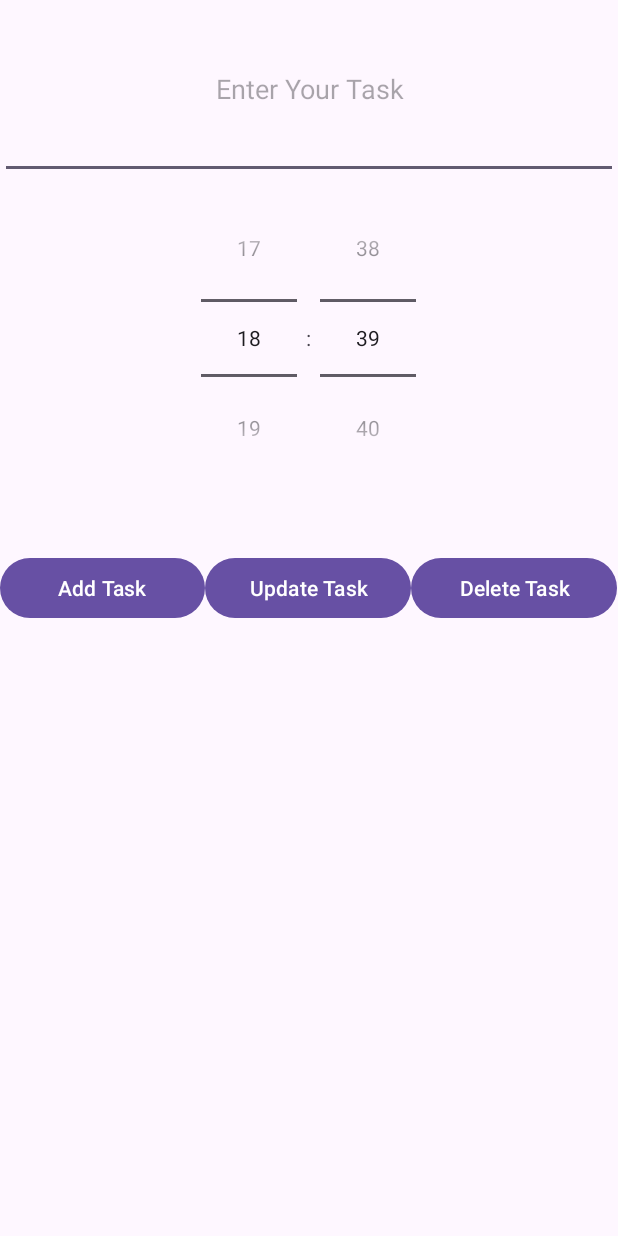
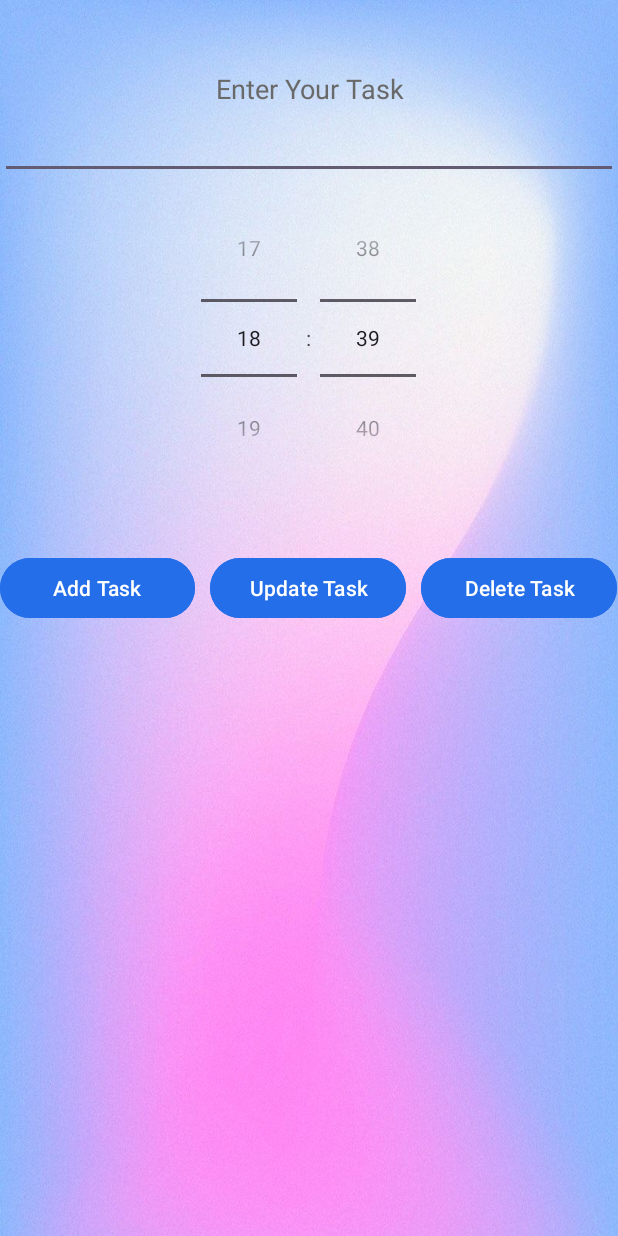
Before and after one commit to bypatil/TaskTrackr, an Android app: the MainActivity screen opened directly, with no data from a screen before it, on a phone screen of 412 x 824 dp. Run offline under Robolectric (Android 15) with nearby library versions, the light colour scheme and no system bars; our stand-ins replace Room's generated code.

Commit message:
TaskTrackr

```diff
--- a/app/src/main/res/layout/activity_main.xml
+++ b/app/src/main/res/layout/activity_main.xml
@@ -6,6 +6,7 @@
     android:orientation="vertical"
     android:layout_width="match_parent"
     android:layout_height="match_parent"
+    android:background="@drawable/bg1"
     tools:context=".MainActivity">
 
 
@@ -15,7 +16,8 @@
         android:layout_height="wrap_content"
         android:layout_weight="0.2"
         android:gravity="center"
-        android:hint="Enter Your Task"/>
+        android:hint="Enter Your Task"
+        android:textColorHint="@color/dimGray"/>
 
     <TimePicker
         android:id="@+id/time"
@@ -23,7 +25,8 @@
         android:layout_height="wrap_content"
         android:timePickerMode="spinner"
         android:layout_gravity="center"
-        android:layout_below="@+id/taskName"/>
+        android:layout_below="@+id/taskName"
+        android:numbersSelectorColor="@color/dimGray"/>
 
 
     <LinearLayout
@@ -38,7 +41,12 @@
             android:layout_height="wrap_content"
             android:layout_weight="0.1"
             android:layout_gravity="center"
-            android:text="Add Task"/>
+            android:text="Add Task"
+            android:backgroundTint="@color/RoyalBlue"/>
+
+        <Space
+            android:layout_width="10dp"
+            android:layout_height="wrap_content" />
 
         <Button
             android:id="@+id/buttonUpdate"
@@ -46,7 +54,12 @@
             android:layout_height="wrap_content"
             android:layout_weight="0.1"
             android:layout_gravity="center"
-            android:text="Update Task"/>
+            android:text="Update Task"
+            android:backgroundTint="@color/RoyalBlue"/>
+
+        <Space
+            android:layout_width="10dp"
+            android:layout_height="wrap_content" />
 
         <Button
             android:id="@+id/buttonDelete"
@@ -54,7 +67,8 @@
             android:layout_height="wrap_content"
             android:layout_weight="0.1"
             android:layout_gravity="center"
-            android:text="Delete Task"/>
+            android:text="Delete Task"
+            android:backgroundTint="@color/RoyalBlue"/>
 
 
     </LinearLayout>
```
Also changed, not shown: app/src/main/res/layout/activity_login.xml (+8 -4 lines), app/src/main/res/layout/activity_signup.xml (+12 -6 lines), app/src/main/res/values/colors.xml (+44 -0 lines), gradle/libs.versions.toml (deleted, +0 -35 lines), app/src/main/res/drawable/bg1.jpg (added), 1 other file.
